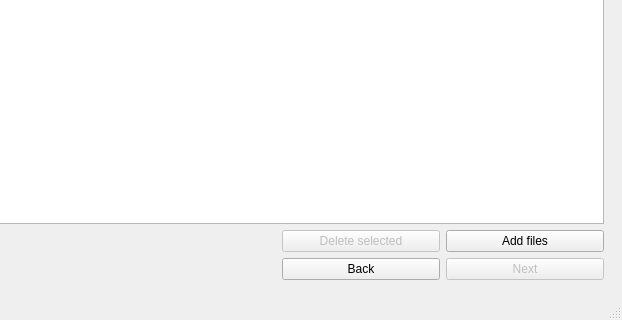
Above: view/MainWindow.ui from VladimirAugust/RatesComporator before the change; both pictures show x 321 to 943 and y 395 to 715 of the 943 by 715 pixel window. Below: the same form after it.
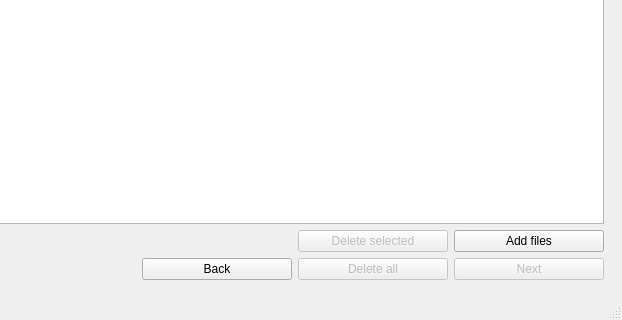
That is the form after the change. The open tabs and pages were chosen to show the change.

Diff of the .ui file:
```diff
--- a/view/MainWindow.ui
+++ b/view/MainWindow.ui
@@ -24,19 +24,8 @@
 QRadioButton#radioButton {
 	margin-top: 20px;
 }
-QVBoxLayout QFormLayout Qlabel{
-	margin-left: 50px;
-}
-QPushButton#btnAddFiles, QPushButton#btnNext, QPushButton#btnDelFiles {
-	min-width: 150px;
-	float: right;
-}
-QPushButton {
-	width: 30px;
-}
-#clrTable {
-	margin-bottom: 20px;
-}</string>
+
+</string>
   </property>
   <widget class="QWidget" name="centralwidget">
    <layout class="QVBoxLayout" name="verticalLayout">
@@ -234,27 +223,74 @@
            </spacer>
           </item>
           <item row="1" column="2">
+           <widget class="QPushButton" name="p2DellAllBtn">
+            <property name="enabled">
+             <bool>false</bool>
+            </property>
+            <property name="minimumSize">
+             <size>
+              <width>150</width>
+              <height>0</height>
+             </size>
+            </property>
+            <property name="text">
+             <string>Delete all</string>
+            </property>
+           </widget>
+          </item>
+          <item row="0" column="0">
+           <spacer name="horizontalSpacer">
+            <property name="orientation">
+             <enum>Qt::Horizontal</enum>
+            </property>
+            <property name="sizeHint" stdset="0">
+             <size>
+              <width>40</width>
+              <height>20</height>
+             </size>
+            </property>
+           </spacer>
+          </item>
+          <item row="1" column="3">
            <widget class="QPushButton" name="page2NextBtn">
             <property name="enabled">
              <bool>false</bool>
             </property>
+            <property name="minimumSize">
+             <size>
+              <width>150</width>
+              <height>0</height>
+             </size>
+            </property>
             <property name="text">
              <string>Next</string>
             </property>
            </widget>
           </item>
-          <item row="0" column="2">
+          <item row="0" column="3">
            <widget class="QPushButton" name="btnAddFiles">
+            <property name="minimumSize">
+             <size>
+              <width>0</width>
+              <height>0</height>
+             </size>
+            </property>
             <property name="text">
              <string>Add files</string>
             </property>
            </widget>
           </item>
-          <item row="0" column="1">
+          <item row="0" column="2">
            <widget class="QPushButton" name="btnDelFiles">
             <property name="enabled">
              <bool>false</bool>
             </property>
+            <property name="minimumSize">
+             <size>
+              <width>0</width>
+              <height>0</height>
+             </size>
+            </property>
             <property name="text">
              <string>Delete selected</string>
             </property>
@@ -262,6 +298,12 @@
           </item>
           <item row="1" column="1">
            <widget class="QPushButton" name="page2BackBtn">
+            <property name="minimumSize">
+             <size>
+              <width>150</width>
+              <height>0</height>
+             </size>
+            </property>
             <property name="text">
              <string>Back</string>
             </property>
```
Left out of the diff: 38 changed lines with no effect on the pictures.
